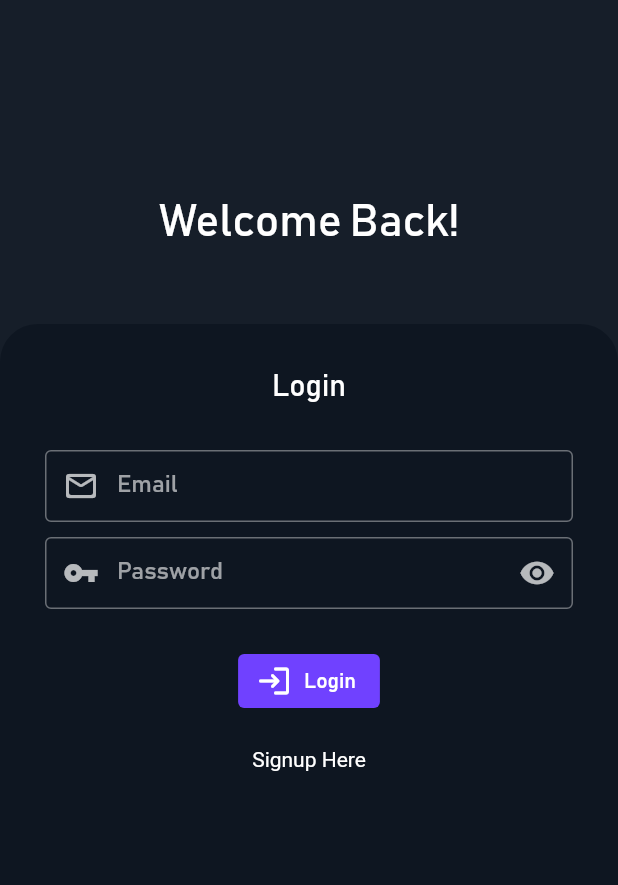
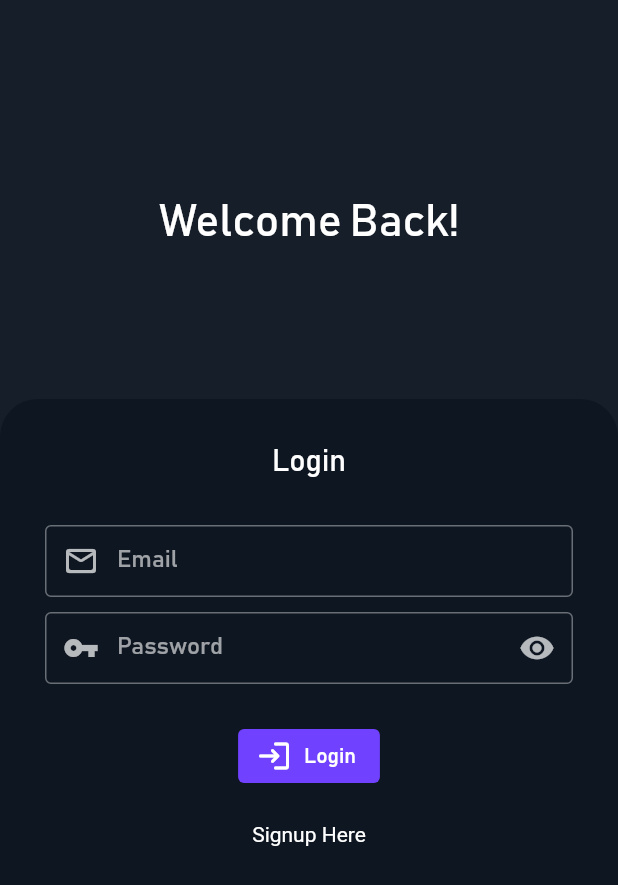
Before and after one commit to Ardiankls/pdm_app, a Flutter app: the screen it shows after launch, on a phone screen of 412 x 824 dp. Shown: the top 885 px of the screen. Run offline on Flutter 3.47's test engine with Material 2 defaults, Android fonts, the phone set to English and light mode, and no system bars; our stand-ins replace email_validator, fluttertoast.

Commit message:
Update login.dart

```diff
--- a/lib/ui/pages/login.dart
+++ b/lib/ui/pages/login.dart
@@ -28,10 +28,10 @@ class _LoginState extends State<Login> {
               style: TextStyle(fontSize: 30, fontStyle: FontStyle.normal),
             ),
             SizedBox(
-              height: 50,
+              height: 100,
             ),
             Container(
-              height: 376,
+              height: 326,
               width: double.infinity,
               decoration: BoxDecoration(
                   color: Color(0xFF0E1621),
@@ -96,9 +96,11 @@ class _LoginState extends State<Login> {
                                   border: OutlineInputBorder(),
                                   suffixIcon: new GestureDetector(
                                     onTap: () {
-                                      setState(() {
-                                        isVisible = !isVisible;
-                                      });
+                                      setState(
+                                        () {
+                                          isVisible = !isVisible;
+                                        },
+                                      );
                                     },
                                     child: Icon(isVisible
                                         ? Icons.visibility
@@ -136,10 +138,16 @@ class _LoginState extends State<Login> {
                           Container(
                             margin: const EdgeInsets.only(top: 20.0),
                             child: RichText(
-                                text: TextSpan(
-                              text: 'Signup Here',
-                              style: TextStyle(color: Colors.white),
-                            )),
+                              text: TextSpan(
+                                text: 'Signup Here',
+                                style: TextStyle(color: Colors.white),
+                                recognizer: TapGestureRecognizer()
+                                  ..onTap = () {
+                                    Navigator.pushReplacementNamed(
+                                        context, Signup.routeName);
+                                  },
+                              ),
+                            ),
                           )
                         ],
                       ),
```
